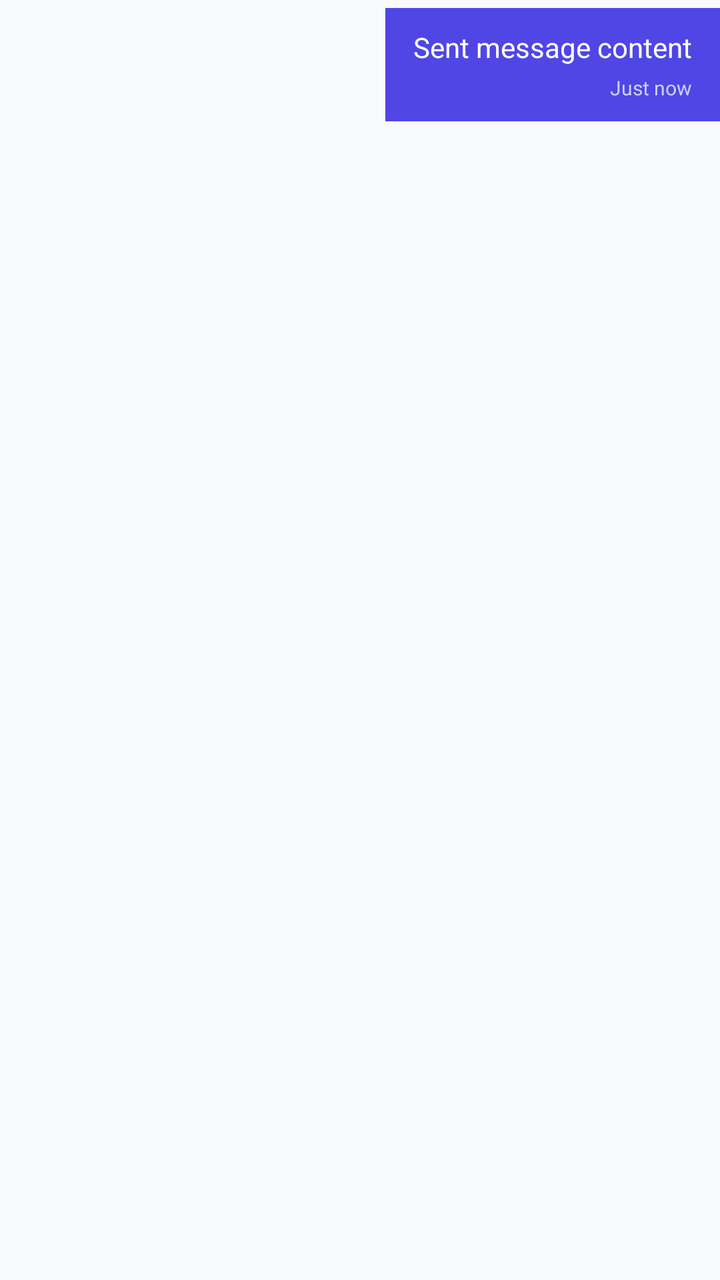
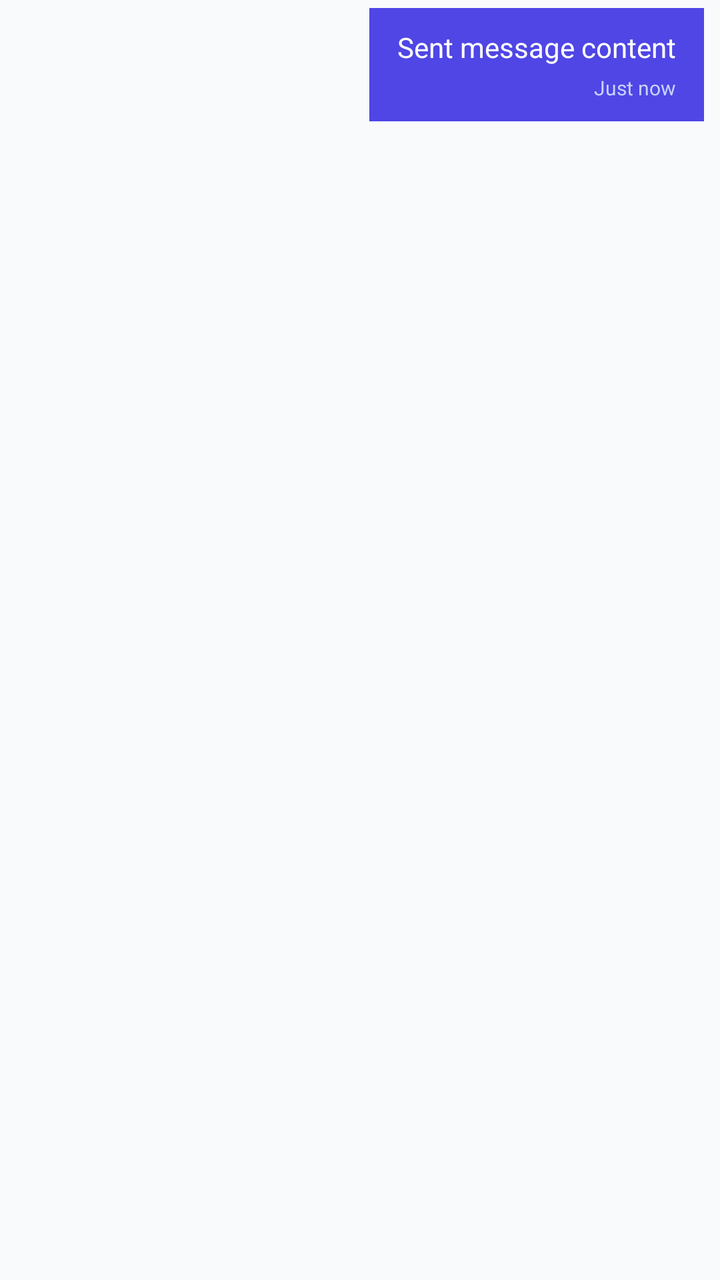

Screens rendered from an Android XML layout before and after an edit, with the pre-edit source and the edit as a unified diff.
<!-- AndroidManifest.xml: application theme Theme.Nexa -->
<!-- res/layout/item_message_sent.xml -->
<?xml version="1.0" encoding="utf-8"?>
<LinearLayout xmlns:android="http://schemas.android.com/apk/res/android"
    android:layout_width="match_parent"
    android:layout_height="wrap_content"
    android:gravity="end"
    android:orientation="vertical"
    android:paddingVertical="4dp">

    <LinearLayout
        android:layout_width="wrap_content"
        android:layout_height="wrap_content"
        android:layout_marginStart="64dp"
        android:background="#4F46E5"
        android:orientation="vertical"
        android:paddingHorizontal="14dp"
        android:paddingVertical="10dp">

        <TextView
            android:id="@+id/tvContent"
            android:layout_width="wrap_content"
            android:layout_height="wrap_content"
            android:text="Sent message content"
            android:textColor="#FFFFFF"
            android:textSize="14sp" />

        <TextView
            android:id="@+id/tvTime"
            android:layout_width="wrap_content"
            android:layout_height="wrap_content"
            android:layout_gravity="end"
            android:layout_marginTop="4dp"
            android:text="Just now"
            android:textColor="#C7D2FE"
            android:textSize="10sp" />
    </LinearLayout>
</LinearLayout>
<!-- resources referenced by this layout -->
<resources>
  <style name="Theme.Nexa" parent="Theme.MaterialComponents.DayNight.NoActionBar">
          
          <item name="colorPrimary">@color/brand_primary</item>
          <item name="colorPrimaryVariant">@color/brand_primary_dark</item>
          <item name="colorOnPrimary">@color/text_white</item>
          
          <item name="colorSecondary">@color/brand_cyan</item>
          <item name="colorSecondaryVariant">@color/brand_emerald</item>
          <item name="colorOnSecondary">@color/text_white</item>
          
          <item name="android:windowBackground">@color/background_light</item>
          <item name="colorSurface">@color/background_card_day</item>
          <item name="colorOnSurface">@color/text_dark_primary</item>
          <item name="colorOnBackground">@color/text_dark_primary</item>
          <item name="android:textColorPrimary">@color/text_dark_primary</item>
          <item name="android:textColorSecondary">@color/text_dark_secondary</item>
          <item name="android:statusBarColor">@color/background_light</item>
          <item name="android:windowLightStatusBar">true</item>
          <item name="android:navigationBarColor">@color/background_card_day</item>
      </style>
  <color name="brand_primary">#6366F1</color>
  <color name="brand_primary_dark">#4F46E5</color>
  <color name="text_white">#FFFFFF</color>
  <color name="brand_cyan">#06B6D4</color>
  <color name="brand_emerald">#10B981</color>
  <color name="background_light">#F8FAFC</color>
  <color name="background_card_day">#FFFFFF</color>
  <color name="text_dark_primary">#0F172A</color>
  <color name="text_dark_secondary">#475569</color>
</resources>

<!-- the commit's change to res/layout/item_message_sent.xml (unified diff, before → after) -->
@@ -4,12 +4,14 @@
     android:layout_height="wrap_content"
     android:gravity="end"
     android:orientation="vertical"
-    android:paddingVertical="4dp">
+    android:paddingVertical="4dp"
+    android:paddingHorizontal="8dp">
 
     <LinearLayout
+        android:id="@+id/bubbleLayout"
         android:layout_width="wrap_content"
         android:layout_height="wrap_content"
-        android:layout_marginStart="64dp"
+        android:layout_marginStart="56dp"
         android:background="#4F46E5"
         android:orientation="vertical"
         android:paddingHorizontal="14dp"
@@ -23,14 +25,32 @@
             android:textColor="#FFFFFF"
             android:textSize="14sp" />
 
-        <TextView
-            android:id="@+id/tvTime"
+        <LinearLayout
             android:layout_width="wrap_content"
             android:layout_height="wrap_content"
             android:layout_gravity="end"
             android:layout_marginTop="4dp"
-            android:text="Just now"
-            android:textColor="#C7D2FE"
-            android:textSize="10sp" />
+            android:gravity="center_vertical"
+            android:orientation="horizontal">
+
+            <TextView
+                android:id="@+id/tvReadStatus"
+                android:layout_width="wrap_content"
+                android:layout_height="wrap_content"
+                android:layout_marginEnd="6dp"
+                android:text="✓✓ Read"
+                android:textColor="#6EE7B7"
+                android:textSize="10sp"
+                android:textStyle="bold"
+                android:visibility="gone" />
+
+            <TextView
+                android:id="@+id/tvTime"
+                android:layout_width="wrap_content"
+                android:layout_height="wrap_content"
+                android:text="Just now"
+                android:textColor="#C7D2FE"
+                android:textSize="10sp" />
+        </LinearLayout>
     </LinearLayout>
 </LinearLayout>
